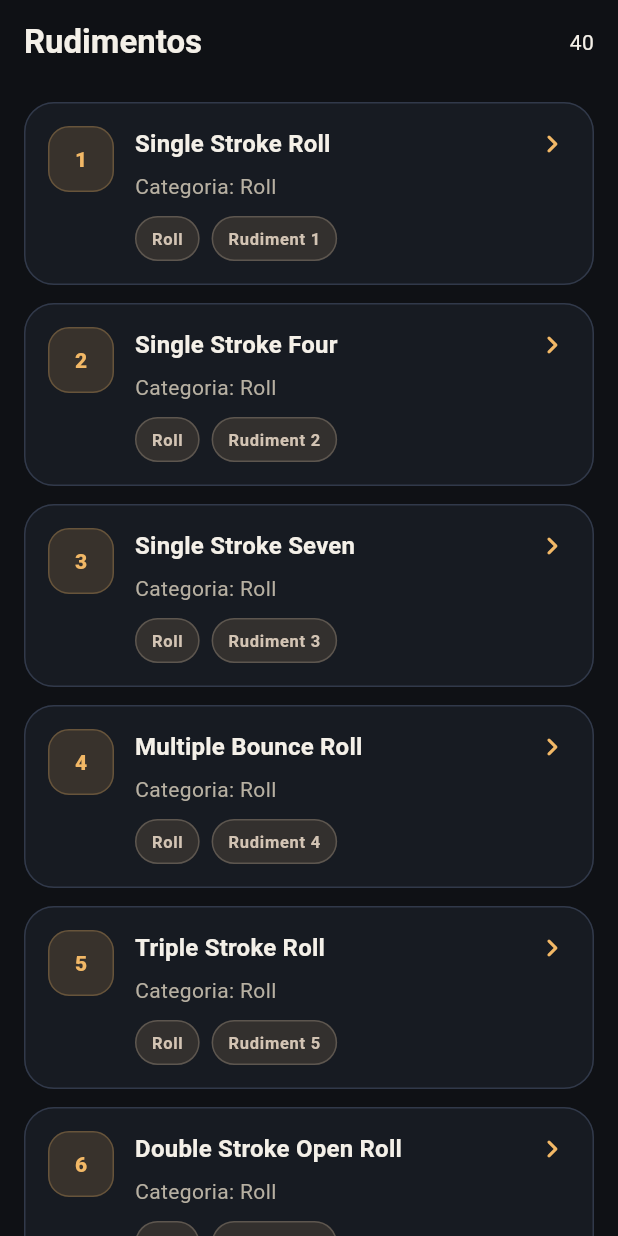
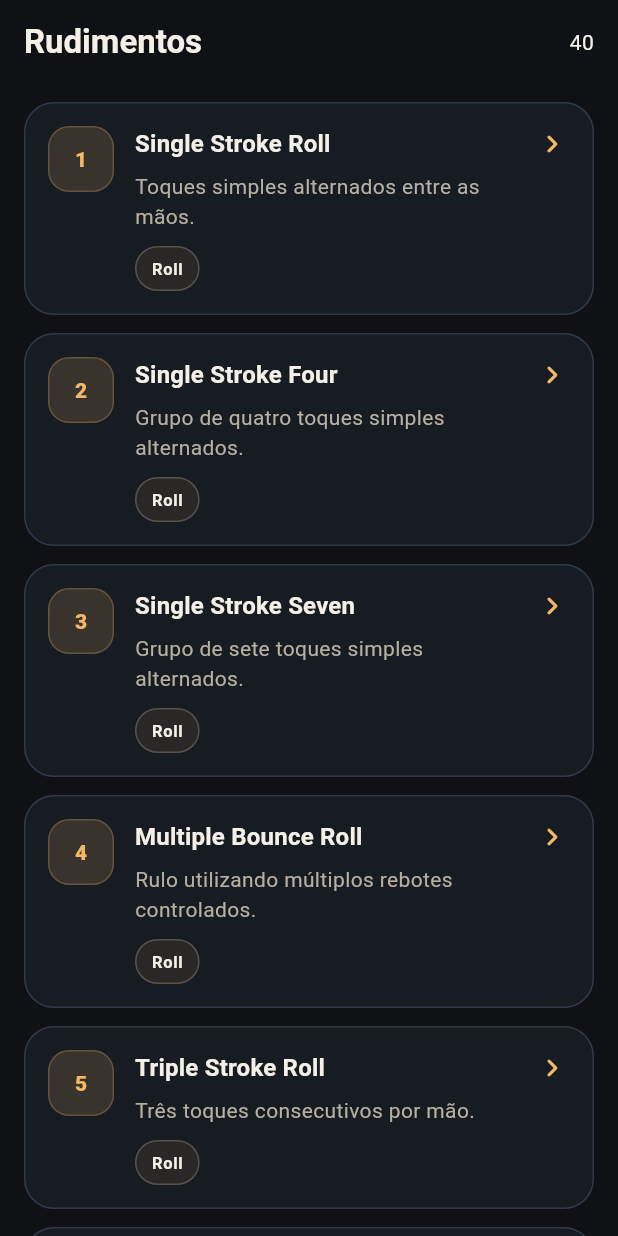
Before and after one commit to wanlucas/drum-project, a Flutter app: the screen it shows after launch, on a phone screen of 412 x 824 dp. Run offline on Flutter 3.47's test engine with Material 3 defaults, Android fonts, the phone set to English and light mode, and no system bars.

Commit message:
feat: add localization support for Portuguese and update Rudiment descriptions

````diff
--- /dev/null
+++ b/l10n.yaml
@@ -0,0 +1,3 @@
+arb-dir: lib/l10n
+template-arb-file: app_pt.arb
+output-localization-file: app_localizations.dart
--- a/lib/app.dart
+++ b/lib/app.dart
@@ -1,4 +1,5 @@
 import 'package:flutter/material.dart';
+import 'package:app/l10n/app_localizations.dart';
 
 import 'core/theme/app_theme.dart';
 import 'features/rudiments/presentation/pages/rudiments_page.dart';
@@ -10,8 +11,11 @@ class DrumApp extends StatelessWidget {
   Widget build(BuildContext context) {
     return MaterialApp(
       debugShowCheckedModeBanner: false,
-      title: 'Drum Project',
+      locale: const Locale('pt'),
+      onGenerateTitle: (context) => AppLocalizations.of(context)!.appTitle,
       theme: AppTheme.dark(),
+      localizationsDelegates: AppLocalizations.localizationsDelegates,
+      supportedLocales: AppLocalizations.supportedLocales,
       home: const RudimentsPage(),
     );
   }
--- a/lib/features/rudiments/domain/entities/rudiment.dart
+++ b/lib/features/rudiments/domain/entities/rudiment.dart
@@ -2,10 +2,12 @@ class Rudiment {
   const Rudiment({
     required this.number,
     required this.name,
+    required this.description,
     required this.category,
   });
 
   final int number;
   final String name;
+  final String description;
   final String category;
 }
--- a/lib/features/rudiments/domain/rudiment_catalog.dart
+++ b/lib/features/rudiments/domain/rudiment_catalog.dart
@@ -4,45 +4,245 @@ class RudimentCatalog {
   RudimentCatalog._();
 
   static const List<Rudiment> all = [
-    Rudiment(number: 1, name: 'Single Stroke Roll', category: 'Roll'),
-    Rudiment(number: 2, name: 'Single Stroke Four', category: 'Roll'),
-    Rudiment(number: 3, name: 'Single Stroke Seven', category: 'Roll'),
-    Rudiment(number: 4, name: 'Multiple Bounce Roll', category: 'Roll'),
-    Rudiment(number: 5, name: 'Triple Stroke Roll', category: 'Roll'),
-    Rudiment(number: 6, name: 'Double Stroke Open Roll', category: 'Roll'),
-    Rudiment(number: 7, name: 'Five Stroke Roll', category: 'Roll'),
-    Rudiment(number: 8, name: 'Six Stroke Roll', category: 'Roll'),
-    Rudiment(number: 9, name: 'Seven Stroke Roll', category: 'Roll'),
-    Rudiment(number: 10, name: 'Nine Stroke Roll', category: 'Roll'),
-    Rudiment(number: 11, name: 'Ten Stroke Roll', category: 'Roll'),
-    Rudiment(number: 12, name: 'Eleven Stroke Roll', category: 'Roll'),
-    Rudiment(number: 13, name: 'Thirteen Stroke Roll', category: 'Roll'),
-    Rudiment(number: 14, name: 'Fifteen Stroke Roll', category: 'Roll'),
-    Rudiment(number: 15, name: 'Seventeen Stroke Roll', category: 'Roll'),
-    Rudiment(number: 16, name: 'Single Paradiddle', category: 'Diddle'),
-    Rudiment(number: 17, name: 'Double Paradiddle', category: 'Diddle'),
-    Rudiment(number: 18, name: 'Triple Paradiddle', category: 'Diddle'),
-    Rudiment(number: 19, name: 'Single Paradiddle-Diddle', category: 'Diddle'),
-    Rudiment(number: 20, name: 'Flam', category: 'Flam'),
-    Rudiment(number: 21, name: 'Flam Accent', category: 'Flam'),
-    Rudiment(number: 22, name: 'Flam Tap', category: 'Flam'),
-    Rudiment(number: 23, name: 'Flamacue', category: 'Flam'),
-    Rudiment(number: 24, name: 'Flam Paradiddle', category: 'Flam'),
-    Rudiment(number: 25, name: 'Single Flammed Mill', category: 'Flam'),
-    Rudiment(number: 26, name: 'Flam Paradiddle-Diddle', category: 'Flam'),
-    Rudiment(number: 27, name: 'Pataflafla', category: 'Swiss'),
-    Rudiment(number: 28, name: 'Swiss Army Triplet', category: 'Swiss'),
-    Rudiment(number: 29, name: 'Inverted Flam Tap', category: 'Flam'),
-    Rudiment(number: 30, name: 'Flam Drag', category: 'Hybrid'),
-    Rudiment(number: 31, name: 'Drag', category: 'Drag'),
-    Rudiment(number: 32, name: 'Single Drag Tap', category: 'Drag'),
-    Rudiment(number: 33, name: 'Double Drag Tap', category: 'Drag'),
-    Rudiment(number: 34, name: 'Lesson 25', category: 'Classic'),
-    Rudiment(number: 35, name: 'Single Ratamacue', category: 'Drag'),
-    Rudiment(number: 36, name: 'Double Ratamacue', category: 'Drag'),
-    Rudiment(number: 37, name: 'Triple Ratamacue', category: 'Drag'),
-    Rudiment(number: 38, name: 'Drag Paradiddle #1', category: 'Drag'),
-    Rudiment(number: 39, name: 'Drag Paradiddle #2', category: 'Drag'),
-    Rudiment(number: 40, name: 'Single Dragadiddle', category: 'Drag'),
+    Rudiment(
+      number: 1,
+      name: 'Single Stroke Roll',
+      description: 'Toques simples alternados entre as mãos.',
+      category: 'Roll',
+    ),
+    Rudiment(
+      number: 2,
+      name: 'Single Stroke Four',
+      description: 'Grupo de quatro toques simples alternados.',
+      category: 'Roll',
+    ),
+    Rudiment(
+      number: 3,
+      name: 'Single Stroke Seven',
+      description: 'Grupo de sete toques simples alternados.',
+      category: 'Roll',
+    ),
+    Rudiment(
+      number: 4,
+      name: 'Multiple Bounce Roll',
+      description: 'Rulo utilizando múltiplos rebotes controlados.',
+      category: 'Roll',
+    ),
+    Rudiment(
+      number: 5,
+      name: 'Triple Stroke Roll',
+      description: 'Três toques consecutivos por mão.',
+      category: 'Roll',
+    ),
+    Rudiment(
+      number: 6,
+      name: 'Double Stroke Open Roll',
+      description: 'Rulo aberto de dois toques por mão.',
+      category: 'Roll',
+    ),
+    Rudiment(
+      number: 7,
+      name: 'Five Stroke Roll',
+      description: 'Rulo de cinco toques com acento final.',
+      category: 'Roll',
+    ),
+    Rudiment(
+      number: 8,
+      name: 'Six Stroke Roll',
+      description: 'Rulo de seis toques muito usado em viradas.',
+      category: 'Roll',
+    ),
+    Rudiment(
+      number: 9,
+      name: 'Seven Stroke Roll',
+      description: 'Rulo de sete toques com acento final.',
+      category: 'Roll',
+    ),
+    Rudiment(
+      number: 10,
+      name: 'Nine Stroke Roll',
+      description: 'Rulo de nove toques para desenvolver controle e resistência.',
+      category: 'Roll',
+    ),
+    Rudiment(
+      number: 11,
+      name: 'Ten Stroke Roll',
+      description: 'Rulo de dez toques com fechamento acentuado.',
+      category: 'Roll',
+    ),
+    Rudiment(
+      number: 12,
+      name: 'Eleven Stroke Roll',
+      description: 'Rulo de onze toques com cinco doubles.',
+      category: 'Roll',
+    ),
+    Rudiment(
+      number: 13,
+      name: 'Thirteen Stroke Roll',
+      description: 'Rulo de treze toques para resistência e uniformidade.',
+      category: 'Roll',
+    ),
+    Rudiment(
+      number: 14,
+      name: 'Fifteen Stroke Roll',
+      description: 'Rulo de quinze toques com sete doubles.',
+      category: 'Roll',
+    ),
+    Rudiment(
+      number: 15,
+      name: 'Seventeen Stroke Roll',
+      description: 'Rulo de dezessete toques exigindo resistência e controle.',
+      category: 'Roll',
+    ),
+    Rudiment(
+      number: 16,
+      name: 'Single Paradiddle',
+      description: 'Paradiddle básico para desenvolver coordenação e acentuação.',
+      category: 'Diddle',
+    ),
+    Rudiment(
+      number: 17,
+      name: 'Double Paradiddle',
+      description: 'Paradiddle estendido com duas sequências de simples.',
+      category: 'Diddle',
+    ),
+    Rudiment(
+      number: 18,
+      name: 'Triple Paradiddle',
+      description: 'Paradiddle em três grupos antes do double final.',
+      category: 'Diddle',
+    ),
+    Rudiment(
+      number: 19,
+      name: 'Single Paradiddle-Diddle',
+      description: 'Combinação de paradiddle com doubles.',
+      category: 'Diddle',
+    ),
+    Rudiment(
+      number: 20,
+      name: 'Flam',
+      description: 'Nota de apoio seguida do ataque principal.',
+      category: 'Flam',
+    ),
+    Rudiment(
+      number: 21,
+      name: 'Flam Accent',
+      description: 'Flam seguido por dois toques simples.',
+      category: 'Flam',
+    ),
+    Rudiment(
+      number: 22,
+      name: 'Flam Tap',
+      description: 'Alternância entre flam e tap.',
+      category: 'Flam',
+    ),
+    Rudiment(
+      number: 23,
+      name: 'Flamacue',
+      description: 'Combinação de flam, taps e acento final.',
+      category: 'Flam',
+    ),
+    Rudiment(
+      number: 24,
+      name: 'Flam Paradiddle',
+      description: 'Paradiddle iniciado com flam.',
+      category: 'Flam',
+    ),
+    Rudiment(
+      number: 25,
+      name: 'Single Flammed Mill',
+      description: 'Variação do mill utilizando flams.',
+      category: 'Flam',
+    ),
+    Rudiment(
+      number: 26,
+      name: 'Flam Paradiddle-Diddle',
+      description: 'Paradiddle-diddle iniciado com flam.',
+      category: 'Flam',
+    ),
+    Rudiment(
+      number: 27,
+      name: 'Pataflafla',
+      description: 'Sequência contínua de flams alternados.',
+      category: 'Flam',
+    ),
+    Rudiment(
+      number: 28,
+      name: 'Swiss Army Triplet',
+      description: 'Rudimento suíço baseado em tercinas.',
+      category: 'Swiss',
+    ),
+    Rudiment(
+      number: 29,
+      name: 'Inverted Flam Tap',
+      description: 'Variação invertida do Flam Tap.',
+      category: 'Flam',
+    ),
+    Rudiment(
+      number: 30,
+      name: 'Flam Drag',
+      description: 'Combinação de flam e drag.',
+      category: 'Hybrid',
+    ),
+    Rudiment(
+      number: 31,
+      name: 'Drag',
+      description: 'Grace notes seguidas de um ataque principal.',
+      category: 'Drag',
+    ),
+    Rudiment(
+      number: 32,
+      name: 'Single Drag Tap',
+      description: 'Drag seguido de um tap.',
+      category: 'Drag',
+    ),
+    Rudiment(
+      number: 33,
+      name: 'Double Drag Tap',
+      description: 'Dois drags antes do tap.',
+      category: 'Drag',
+    ),
+    Rudiment(
+      number: 34,
+      name: 'Lesson 25',
+      description: 'Rudimento clássico baseado em drags.',
+      category: 'Classic',
+    ),
+    Rudiment(
+      number: 35,
+      name: 'Single Ratamacue',
+      description: 'Ratamacue básico com um drag.',
+      category: 'Drag',
+    ),
+    Rudiment(
+      number: 36,
+      name: 'Double Ratamacue',
+      description: 'Ratamacue com dois drags.',
+      category: 'Drag',
+    ),
+    Rudiment(
+      number: 37,
+      name: 'Triple Ratamacue',
+      description: 'Ratamacue com três drags.',
+      category: 'Drag',
+    ),
+    Rudiment(
+      number: 38,
+      name: 'Drag Paradiddle #1',
+      description: 'Primeira variação do Drag Paradiddle.',
+      category: 'Drag',
+    ),
+    Rudiment(
+      number: 39,
+      name: 'Drag Paradiddle #2',
+      description: 'Segunda variação do Drag Paradiddle.',
+      category: 'Drag',
+    ),
+    Rudiment(
+      number: 40,
+      name: 'Single Dragadiddle',
+      description: 'Combinação de drag com paradiddle.',
+      category: 'Drag',
+    ),
   ];
 }
--- a/lib/features/rudiments/presentation/pages/rudiment_practice_page.dart
+++ b/lib/features/rudiments/presentation/pages/rudiment_practice_page.dart
@@ -1,4 +1,5 @@
 import 'package:flutter/material.dart';
+import 'package:app/l10n/app_localizations.dart';
 
 import '../../domain/entities/rudiment.dart';
 
@@ -9,6 +10,8 @@ class RudimentPracticePage extends StatelessWidget {
 
   @override
   Widget build(BuildContext context) {
+    final l = AppLocalizations.of(context)!;
+
     return Scaffold(
       appBar: AppBar(
         title: Text(rudiment.name),
@@ -19,17 +22,22 @@ class RudimentPracticePage extends StatelessWidget {
           crossAxisAlignment: CrossAxisAlignment.start,
           children: [
             Text(
-              'Prática do rudimento ${rudiment.number}',
+              l.practiceRudimentTitle(rudiment.number),
               style: Theme.of(context).textTheme.headlineSmall,
             ),
             const SizedBox(height: 12),
             Text(
-              'Categoria: ${rudiment.category}',
+              '${l.categoryLabel}: ${rudiment.category}',
               style: Theme.of(context).textTheme.bodyMedium,
             ),
             const SizedBox(height: 12),
             Text(
-              'Aqui depois vamos colocar o play/pause, o metrônomo e o cronômetro de prática.',
+              rudiment.description,
+              style: Theme.of(context).textTheme.bodyMedium,
+            ),
+            const SizedBox(height: 20),
+            Text(
+              l.practicePlaceholder,
               style: Theme.of(context).textTheme.bodyMedium,
             ),
           ],
--- a/lib/features/rudiments/presentation/pages/rudiments_page.dart
+++ b/lib/features/rudiments/presentation/pages/rudiments_page.dart
@@ -1,4 +1,6 @@
 import 'package:flutter/material.dart';
+import 'package:app/l10n/app_localizations.dart';
+import 'package:app/shared/widgets/app_badge.dart';
 
 import '../../domain/entities/rudiment.dart';
 import '../../domain/rudiment_catalog.dart';
@@ -9,11 +11,12 @@ class RudimentsPage extends StatelessWidget {
 
   @override
   Widget build(BuildContext context) {
+    final l = AppLocalizations.of(context)!;
     final rudiments = RudimentCatalog.all;
 
     return Scaffold(
       appBar: AppBar(
-        title: const Text('Rudimentos'),
+        title: Text(l.rudimentsTitle),
         actions: const [
           Padding(
             padding: EdgeInsets.only(right: 16),
@@ -69,9 +72,9 @@ class _RudimentTile extends StatelessWidget {
                 width: 44,
                 height: 44,
                 decoration: BoxDecoration(
-                  color: theme.colorScheme.primary.withOpacity(0.15),
+                  color: theme.colorScheme.primary.withValues(alpha: 0.15),
                   borderRadius: BorderRadius.circular(14),
-                  border: Border.all(color: theme.colorScheme.primary.withOpacity(0.25)),
+                  border: Border.all(color: theme.colorScheme.primary.withValues(alpha: 0.25)),
                 ),
                 alignment: Alignment.center,
                 child: Text(
@@ -95,7 +98,7 @@ class _RudimentTile extends StatelessWidget {
                     ),
                     const SizedBox(height: 6),
                     Text(
-                      'Categoria: ${rudiment.category}',
+                      rudiment.description,
                       style: theme.textTheme.bodyMedium,
                     ),
                     const SizedBox(height: 10),
@@ -103,8 +106,7 @@ class _RudimentTile extends StatelessWidget {
                       spacing: 8,
                       runSpacing: 8,
                       children: [
-                        _Tag(label: rudiment.category),
-                        _Tag(label: 'Rudiment ${rudiment.number}'),
+                        AppBadge(label: rudiment.category),
                       ],
                     ),
                   ],
@@ -122,30 +124,3 @@ class _RudimentTile extends StatelessWidget {
     );
   }
 }
-
-class _Tag extends StatelessWidget {
-  const _Tag({required this.label});
-
-  final String label;
-
-  @override
-  Widget build(BuildContext context) {
-    final theme = Theme.of(context);
-
-    return Container(
-      padding: const EdgeInsets.symmetric(horizontal: 10, vertical: 6),
-      decoration: BoxDecoration(
-        color: theme.colorScheme.surfaceVariant.withOpacity(0.5),
-        borderRadius: BorderRadius.circular(999),
-        border: Border.all(color: theme.colorScheme.outline.withOpacity(0.4)),
-      ),
-      child: Text(
-        label,
-        style: theme.textTheme.labelSmall?.copyWith(
-          color: theme.colorScheme.onSurfaceVariant,
-          fontWeight: FontWeight.w600,
-        ),
-      ),
-    );
-  }
-}
--- /dev/null
+++ b/lib/l10n/app_localizations.dart
@@ -0,0 +1,158 @@
+import 'dart:async';
+
+import 'package:flutter/foundation.dart';
+import 'package:flutter/widgets.dart';
+import 'package:flutter_localizations/flutter_localizations.dart';
+import 'package:intl/intl.dart' as intl;
+
+import 'app_localizations_pt.dart';
+
+// ignore_for_file: type=lint
+
+/// Callers can lookup localized strings with an instance of AppLocalizations
+/// returned by `AppLocalizations.of(context)`.
+///
+/// Applications need to include `AppLocalizations.delegate()` in their app's
+/// `localizationDelegates` list, and the locales they support in the app's
+/// `supportedLocales` list. For example:
+///
+/// ```dart
+/// import 'l10n/app_localizations.dart';
+///
+/// return MaterialApp(
+///   localizationsDelegates: AppLocalizations.localizationsDelegates,
+///   supportedLocales: AppLocalizations.supportedLocales,
+///   home: MyApplicationHome(),
+/// );
+/// ```
+///
+/// ## Update pubspec.yaml
+///
+/// Please make sure to update your pubspec.yaml to include the following
+/// packages:
+///
+/// ```yaml
+/// dependencies:
+///   # Internationalization support.
+///   flutter_localizations:
+///     sdk: flutter
+///   intl: any # Use the pinned version from flutter_localizations
+///
+///   # Rest of dependencies
+/// ```
+///
+/// ## iOS Applications
+///
+/// iOS applications define key application metadata, including supported
+/// locales, in an Info.plist file that is built into the application bundle.
+/// To configure the locales supported by your app, you’ll need to edit this
+/// file.
+///
+/// First, open your project’s ios/Runner.xcworkspace Xcode workspace file.
+/// Then, in the Project Navigator, open the Info.plist file under the Runner
+/// project’s Runner folder.
+///
+/// Next, select the Information Property List item, select Add Item from the
+/// Editor menu, then select Localizations from the pop-up menu.
+///
+/// Select and expand the newly-created Localizations item then, for each
+/// locale your application supports, add a new item and select the locale
+/// you wish to add from the pop-up menu in the Value field. This list should
+/// be consistent with the languages listed in the AppLocalizations.supportedLocales
+/// property.
+abstract class AppLocalizations {
+  AppLocalizations(String locale)
+    : localeName = intl.Intl.canonicalizedLocale(locale.toString());
+
+  final String localeName;
+
+  static AppLocalizations? of(BuildContext context) {
+    return Localizations.of<AppLocalizations>(context, AppLocalizations);
+  }
+
+  static const LocalizationsDelegate<AppLocalizations> delegate =
+      _AppLocalizationsDelegate();
+
+  /// A list of this localizations delegate along with the default localizations
+  /// delegates.
+  ///
+  /// Returns a list of localizations delegates containing this delegate along with
+  /// GlobalMaterialLocalizations.delegate, GlobalCupertinoLocalizations.delegate,
+  /// and GlobalWidgetsLocalizations.delegate.
+  ///
+  /// Additional delegates can be added by appending to this list in
+  /// MaterialApp. This list does not have to be used at all if a custom list
+  /// of delegates is preferred or required.
+  static const List<LocalizationsDelegate<dynamic>> localizationsDelegates =
+      <LocalizationsDelegate<dynamic>>[
+        delegate,
+        GlobalMaterialLocalizations.delegate,
+        GlobalCupertinoLocalizations.delegate,
+        GlobalWidgetsLocalizations.delegate,
+      ];
+
+  /// A list of this localizations delegate's supported locales.
+  static const List<Locale> supportedLocales = <Locale>[Locale('pt')];
+
+  /// No description provided for @appTitle.
+  ///
+  /// In pt, this message translates to:
+  /// **'Projeto de Bateria'**
+  String get appTitle;
+
+  /// No description provided for @rudimentsTitle.
+  ///
+  /// In pt, this message translates to:
+  /// **'Rudimentos'**
+  String get rudimentsTitle;
+
+  /// No description provided for @practiceRudimentTitle.
+  ///
+  /// In pt, this message translates to:
+  /// **'Prática do rudimento {number}'**
+  String practiceRudimentTitle(int number);
+
+  /// No description provided for @categoryLabel.
+  ///
+  /// In pt, this message translates to:
+  /// **'Categoria'**
+  String get categoryLabel;
+
+  /// No description provided for @practicePlaceholder.
+  ///
+  /// In pt, this message translates to:
+  /// **'Aqui depois vamos colocar o play/pause, o metrônomo e o cronômetro de prática.'**
+  String get practicePlaceholder;
+}
+
+class _AppLocalizationsDelegate
+    extends LocalizationsDelegate<AppLocalizations> {
+  const _AppLocalizationsDelegate();
+
+  @override
+  Future<AppLocalizations> load(Locale locale) {
+    return SynchronousFuture<AppLocalizations>(lookupAppLocalizations(locale));
+  }
+
+  @override
+  bool isSupported(Locale locale) =>
+      <String>['pt'].contains(locale.languageCode);
+
+  @override
+  bool shouldReload(_AppLocalizationsDelegate old) => false;
+}
+
+AppLocalizations lookupAppLocalizations(Locale locale) {
+  // Lookup logic when only language code is specified.
+  switch (locale.languageCode) {
+    case 'pt':
+      return AppLocalizationsPt();
+  }
+
+  throw FlutterError(
+    'AppLocalizations.delegate failed to load unsupported locale "$locale". This is likely '
+    'an issue with the localizations generation tool. Please file an issue '
+    'on GitHub with a reproducible sample app and the gen-l10n configuration '
+    'that was used.',
+  );
+}
--- /dev/null
+++ b/lib/l10n/app_localizations_pt.dart
@@ -0,0 +1,28 @@
+// ignore: unused_import
+import 'package:intl/intl.dart' as intl;
+import 'app_localizations.dart';
+
+// ignore_for_file: type=lint
+
+/// The translations for Portuguese (`pt`).
+class AppLocalizationsPt extends AppLocalizations {
+  AppLocalizationsPt([String locale = 'pt']) : super(locale);
+
+  @override
+  String get appTitle => 'Projeto de Bateria';
+
+  @override
+  String get rudimentsTitle => 'Rudimentos';
+
+  @override
+  String practiceRudimentTitle(int number) {
+    return 'Prática do rudimento $number';
+  }
+
+  @override
+  String get categoryLabel => 'Categoria';
+
+  @override
+  String get practicePlaceholder =>
+      'Aqui depois vamos colocar o play/pause, o metrônomo e o cronômetro de prática.';
+}
--- /dev/null
+++ b/lib/l10n/app_pt.arb
@@ -0,0 +1,15 @@
+{
+  "@@locale": "pt",
+  "appTitle": "Projeto de Bateria",
+  "rudimentsTitle": "Rudimentos",
+  "practiceRudimentTitle": "Prática do rudimento {number}",
+  "@practiceRudimentTitle": {
+    "placeholders": {
+      "number": {
+        "type": "int"
+      }
+    }
+  },
+  "categoryLabel": "Categoria",
+  "practicePlaceholder": "Aqui depois vamos colocar o play/pause, o metrônomo e o cronômetro de prática."
+}
--- /dev/null
+++ b/lib/shared/widgets/app_badge.dart
@@ -0,0 +1,28 @@
+import 'package:flutter/material.dart';
+
+class AppBadge extends StatelessWidget {
+  const AppBadge({super.key, required this.label});
+
+  final String label;
+
+  @override
+  Widget build(BuildContext context) {
+    final theme = Theme.of(context);
+
+    return Container(
+      padding: const EdgeInsets.symmetric(horizontal: 10, vertical: 6),
+      decoration: BoxDecoration(
+        color: theme.colorScheme.surfaceContainerHighest.withValues(alpha: 0.5),
+        borderRadius: BorderRadius.circular(999),
+        border: Border.all(color: theme.colorScheme.outline.withValues(alpha: 0.4)),
+      ),
+      child: Text(
+        label,
+        style: theme.textTheme.labelSmall?.copyWith(
+          color: theme.colorScheme.onSurface,
+          fontWeight: FontWeight.w600,
+        ),
+      ),
+    );
+  }
+}
--- a/pubspec.yaml
+++ b/pubspec.yaml
@@ -30,10 +30,13 @@ environment:
 dependencies:
   flutter:
     sdk: flutter
+  flutter_localizations:
+    sdk: flutter
 
   # The following adds the Cupertino Icons font to your application.
   # Use with the CupertinoIcons class for iOS style icons.
   cupertino_icons: ^1.0.8
+  intl: ^0.20.2
 
 dev_dependencies:
   flutter_test:
@@ -51,6 +54,7 @@ dev_dependencies:
 
 # The following section is specific to Flutter packages.
 flutter:
+  generate: true
 
   # The following line ensures that the Material Icons font is
   # included with your application, so that you can use the icons in
````
Also changed, not shown: pubspec.lock, 1 other file.
